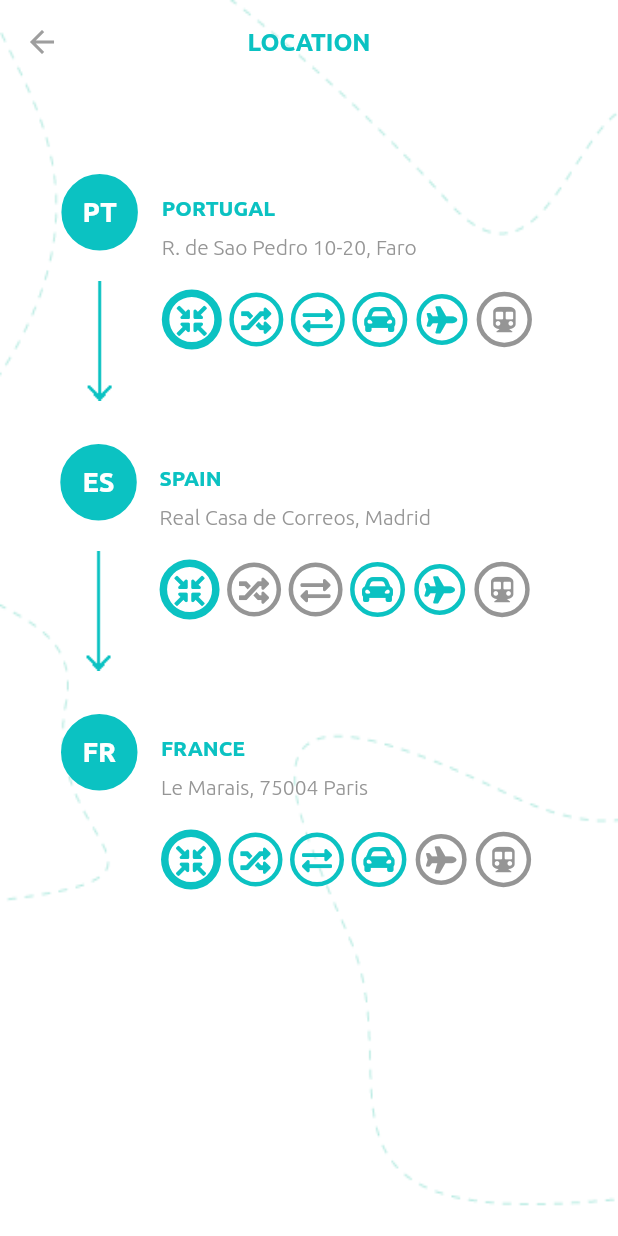
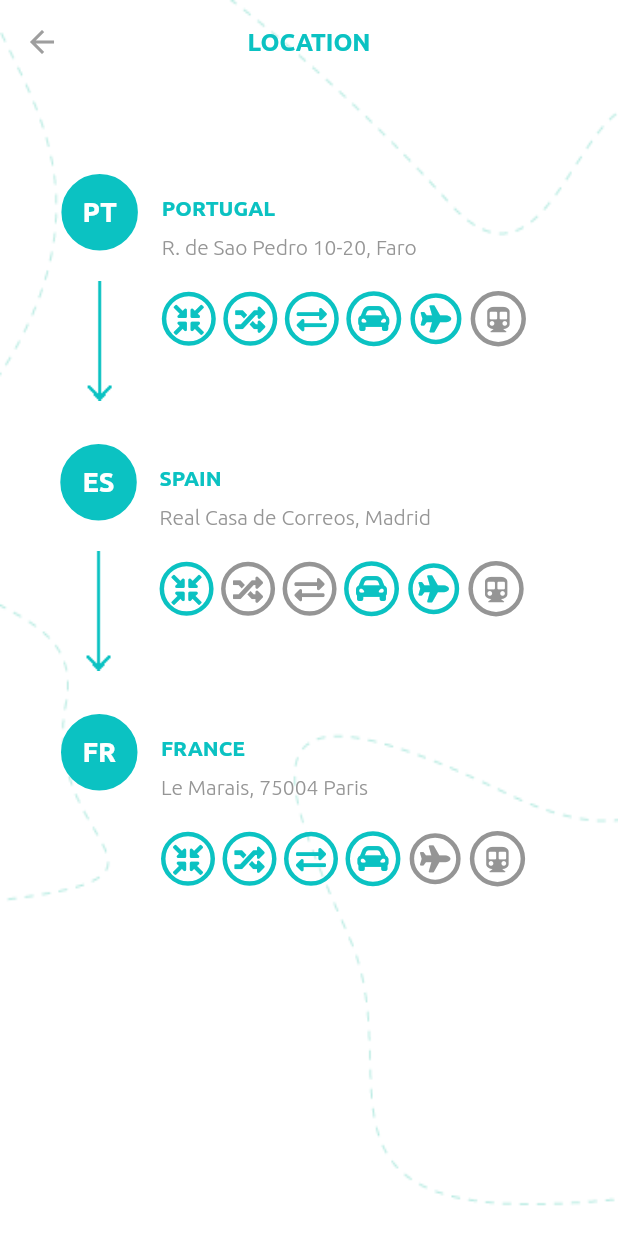
Before and after one commit to jordisabat/BorderRulz, a Flutter app: the BordersRoute screen opened directly, on a phone screen of 412 x 824 dp. Run offline on Flutter 3.47's test engine with Material 2 defaults, Android fonts, the phone set to English and light mode, and no system bars; our stand-ins replace flutter_svg, font_awesome_flutter; missing offline and left inert: autocomplete_textfield; project files that could hold a hidden picture were left out.

Commit message:
Removed unused import

```diff
--- a/lib/bordersRoute.dart
+++ b/lib/bordersRoute.dart
@@ -5,7 +5,6 @@ import 'package:BorderRulz/placeRoute.dart';
 import 'package:flutter/material.dart';
 import 'package:font_awesome_flutter/font_awesome_flutter.dart';
 
-import 'XDComponent131.dart';
 import 'model/place.dart';
 
 class BordersRoute extends StatefulWidget {
@@ -178,7 +177,7 @@ class _BordersRouteState extends State<BordersRoute> {
                                                 0
                                             ? Theme.of(context).dividerColor
                                             : Theme.of(context).primaryColor,
-                                        width: 5.0),
+                                        width: 3.0),
                                     shape: BoxShape.circle,
                                   ),
                                   child: InkWell(
```
